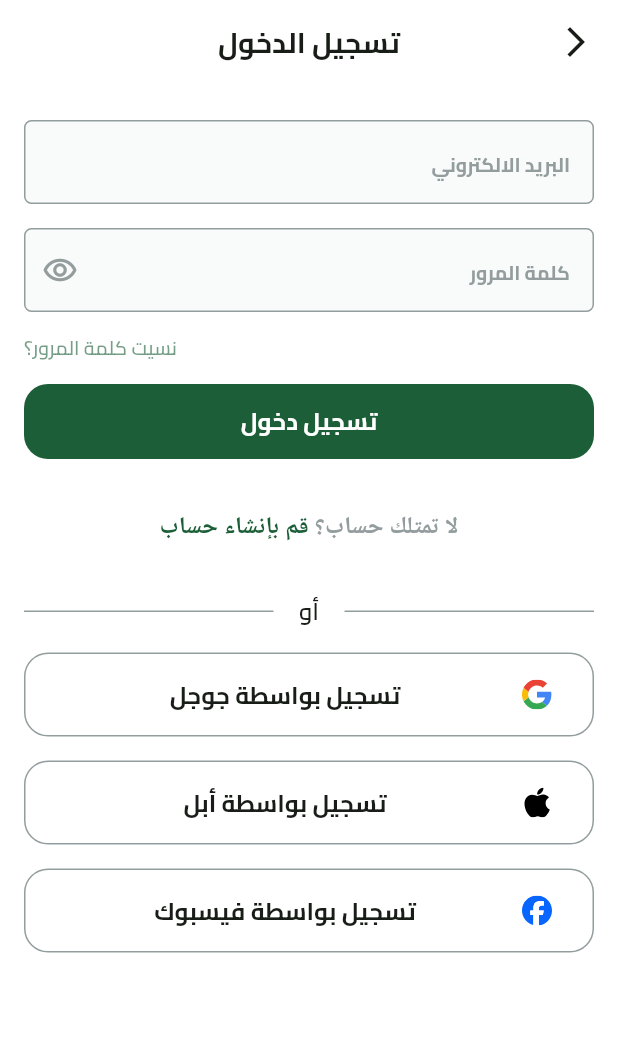
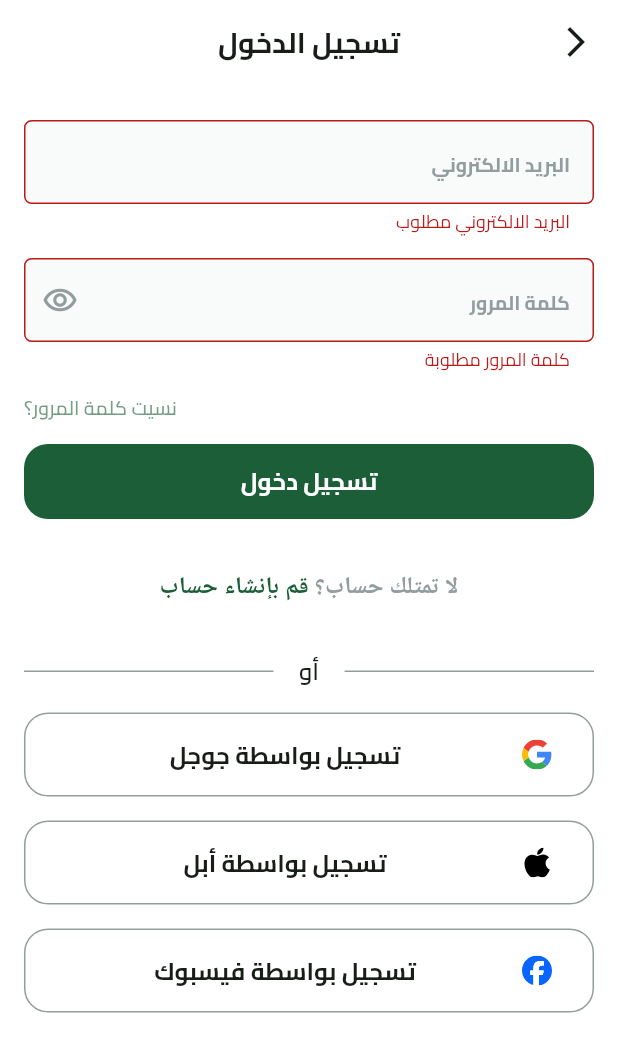
Before and after one commit to mostafamo7amed/Fruits-App, a Flutter app: the LoginView screen opened by its route, after a tap on "تسجيل دخول", on a phone screen of 412 x 824 dp. Shown: the top 1052 px of the screen. Run offline on Flutter 3.47's test engine with Material 3 defaults, Android fonts, the phone set to English and light mode, and no system bars; drawn by our look-alikes of modal_progress_hud_nsn; our stand-ins replace bloc, dartz, dots_indicator, firebase_auth, firebase_core, flutter_bloc and 3 more; accounts and stored records are empty; generated files the repository leaves out were written again.

```diff
--- a/lib/core/utils/widgets/custom_text_form_field.dart
+++ b/lib/core/utils/widgets/custom_text_form_field.dart
@@ -18,7 +18,6 @@ class CustomTextFormField extends StatelessWidget {
   Widget build(BuildContext context) {
     return SizedBox(
       width: double.infinity,
-      height: 56,
       child: TextFormField(
         obscureText: obscureText,
         onSaved: onSaved,
--- a/lib/features/auth/presentation/view/login_view.dart
+++ b/lib/features/auth/presentation/view/login_view.dart
@@ -1,5 +1,6 @@
 import 'package:flutter/gestures.dart';
 import 'package:flutter/material.dart';
+import 'package:flutter_bloc/flutter_bloc.dart';
 import 'package:fruits/core/utils/app_manager/app_assets.dart';
 import 'package:fruits/core/utils/app_manager/app_styles.dart';
 import 'package:fruits/core/utils/widgets/build_app_bar.dart';
@@ -7,24 +8,54 @@ import 'package:fruits/core/utils/widgets/custom_text_form_field.dart';
 import 'package:fruits/features/auth/presentation/view/signup_view.dart';
 import 'package:fruits/features/auth/presentation/view/widgets/divider_widget.dart';
 import 'package:fruits/features/auth/presentation/view/widgets/social_button.dart';
+import 'package:modal_progress_hud_nsn/modal_progress_hud_nsn.dart';
 
+import '../../../../core/helper_functions/snack_bar.dart';
+import '../../../../core/services/git_it_services.dart';
 import '../../../../core/utils/app_manager/app_colors.dart';
 import '../../../../core/utils/widgets/custom_button.dart';
+import '../../domain/repos/auth_repo.dart';
+import '../cubits/auth_cubit.dart';
 
-class LoginView extends StatelessWidget {
+class LoginView extends StatefulWidget {
   const LoginView({super.key});
+
   static const routeName = 'login';
 
   @override
+  State<LoginView> createState() => _LoginViewState();
+}
+
+class _LoginViewState extends State<LoginView> {
+  String? email, password;
+  var formKey = GlobalKey<FormState>();
+  AutovalidateMode autoValidateMode = AutovalidateMode.disabled;
+  @override
   Widget build(BuildContext context) {
-    return Scaffold(
-      appBar: buildAppBar(context, title: 'تسجيل الدخول', showBackButton: true),
+    return BlocProvider(
+      create: (context) => AuthCubit(getIt<AuthRepo>()),
+      child: Scaffold(
+        appBar:
+            buildAppBar(context, title: 'تسجيل الدخول', showBackButton: true),
         body: Padding(
           padding: const EdgeInsets.symmetric(
             horizontal: 16.0,
           ),
+          child: BlocConsumer<AuthCubit, AuthState>(
+            listener: (context, state) {
+              if (state is AuthSuccess) {}
+              if (state is AuthError) {
+                showSnackBar(context, state.message);
+              }
+            },
+            builder: (context, state) {
+              return ModalProgressHUD(
+                inAsyncCall: state is AuthLoading ? true : false,
                 child: SingleChildScrollView(
                   physics: BouncingScrollPhysics(),
+                  child: Form(
+                    key: formKey,
+                    autovalidateMode: autoValidateMode,
                     child: Column(
                       crossAxisAlignment: CrossAxisAlignment.end,
                       children: [
@@ -32,22 +63,25 @@ class LoginView extends StatelessWidget {
                           height: 24,
                         ),
                         CustomTextFormField(
-                onSaved: (p0) {},
+                          validator: (value) {
+                            if (value!.isEmpty) {
+                              return 'البريد الالكتروني مطلوب';
+                            }
+                            return null;
+                          },
+                          onSaved: (value) {
+                            email = value;
+                          },
                           hintText: 'البريد الالكتروني',
                           keyboardType: TextInputType.emailAddress,
                         ),
                         SizedBox(
                           height: 16,
                         ),
-              CustomTextFormField(
-                onSaved: (p0) {},
-                hintText: 'كلمة المرور',
-                keyboardType: TextInputType.visiblePassword,
-                suffixIcon: IconButton(
-                  icon: Icon(Icons.remove_red_eye_outlined),
-                  color: AppColor.lightGrayColor,
-                  onPressed: () {},
-                ),
+                        CustomPasswordFormField(
+                          onSaved: (value) {
+                            password = value;
+                          },
                         ),
                         TextButton(
                           style: TextButton.styleFrom(
@@ -57,11 +91,22 @@ class LoginView extends StatelessWidget {
                           child: Text(
                             'نسيت كلمة المرور؟',
                             style: Styles.semiBold13.copyWith(
-                      color: AppColor.primaryColor.withValues(alpha: 0.6)),
+                                color: AppColor.primaryColor
+                                    .withValues(alpha: 0.6)),
                           ),
                         ),
                         CustomButton(
-                onPressed: () {},
+                          onPressed: () {
+                            if (formKey.currentState!.validate()) {
+                              formKey.currentState!.save();
+                              BlocProvider.of<AuthCubit>(context)
+                                  .loginWithEmailAndPassword(
+                                      email: email!, password: password!);
+                              autoValidateMode = AutovalidateMode.disabled;
+                            } else {
+                              autoValidateMode = AutovalidateMode.always;
+                            }
+                          },
                           text: "تسجيل دخول",
                         ),
                         SizedBox(
@@ -124,5 +169,10 @@ class LoginView extends StatelessWidget {
                   ),
                 ),
               );
+            },
+          ),
+        ),
+      ),
+    );
   }
 }
--- a/lib/features/auth/presentation/view/signup_view.dart
+++ b/lib/features/auth/presentation/view/signup_view.dart
@@ -58,6 +58,12 @@ class _SignupViewState extends State<SignupView> {
                           height: 24,
                         ),
                         CustomTextFormField(
+                          validator:  (value) {
+                            if (value!.isEmpty) {
+                              return 'الاسم كامل مطلوب';
+                            }
+                            return null;
+                          },
                           onSaved: (value) {
                             name = value!;
                           },
@@ -68,6 +74,12 @@ class _SignupViewState extends State<SignupView> {
                           height: 16,
                         ),
                         CustomTextFormField(
+                          validator:  (value) {
+                            if (value!.isEmpty) {
+                              return 'البريد الالكتروني مطلوب';
+                            }
+                            return null;
+                          },
                           onSaved: (value) {
                             email = value!;
                           },
@@ -78,6 +90,7 @@ class _SignupViewState extends State<SignupView> {
                           height: 16,
                         ),
                         CustomPasswordFormField(
+
                           onSaved: (value) {
                             password = value!;
                           },
@@ -162,6 +175,12 @@ class _CustomPasswordFormFieldState extends State<CustomPasswordFormField> {
   @override
   Widget build(BuildContext context) {
     return CustomTextFormField(
+      validator:  (value) {
+        if (value!.isEmpty) {
+          return 'كلمة المرور مطلوبة';
+        }
+        return null;
+      },
       obscureText: isObscure,
       onSaved: (value) {
         widget.onSaved(value!);
--- a/lib/features/splash/presentation/view/splash_view.dart
+++ b/lib/features/splash/presentation/view/splash_view.dart
@@ -26,7 +26,8 @@ class _SplashViewState extends State<SplashView> {
   @override
   Widget build(BuildContext context) {
     return Scaffold(
-        body: Column(
+        body: SingleChildScrollView(
+          child: Column(
             mainAxisAlignment: MainAxisAlignment.spaceBetween,
              children: [
                Row(
@@ -39,6 +40,7 @@ class _SplashViewState extends State<SplashView> {
                SvgPicture.asset(AssetsData.splashBottom),
 
              ],
+          ),
         ),
     );
   }
```
Also changed, not shown: lib/core/services/firebase_auth_services.dart (+29 -0 lines), lib/features/auth/data/repos/auth_repo_impl.dart (+10 -3 lines), lib/features/auth/presentation/cubits/auth_cubit.dart (+14 -0 lines). Lines whose indentation alone changed are shown as unchanged.
